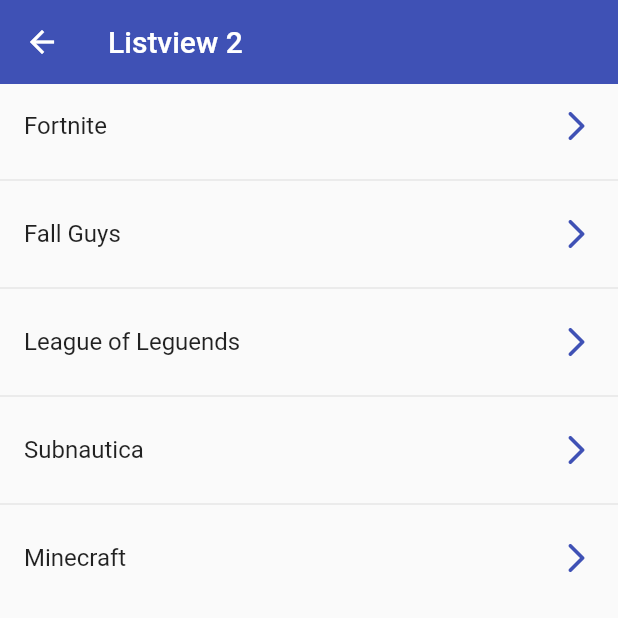
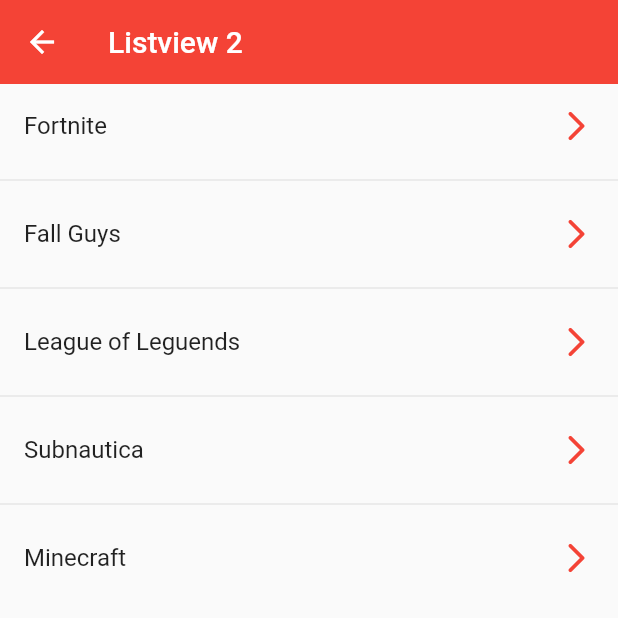
Before and after one commit to jperez331/flutter-components, a Flutter app: the Listview2Screen screen opened by its route, on a phone screen of 412 x 824 dp, the top half of it. Run offline on Flutter 3.47's test engine with Material 2 defaults, Android fonts, the phone set to English and light mode, and no system bars.

```diff
--- a/lib/themes/app_theme.dart
+++ b/lib/themes/app_theme.dart
@@ -1,13 +1,18 @@
 import 'package:flutter/material.dart';
 
 class AppTheme {
-  static const Color primary = Colors.indigo;
+  static const Color primary = Colors.red;
   static final ThemeData lightTheme = ThemeData.light().copyWith(
       primaryColor: primary,
       appBarTheme: const AppBarTheme(color: primary, elevation: 0),
       textButtonTheme: TextButtonThemeData(
         style: TextButton.styleFrom(primary: primary),
-      ));
+      ),
+      floatingActionButtonTheme:
+          const FloatingActionButtonThemeData(backgroundColor: primary),
+      elevatedButtonTheme: ElevatedButtonThemeData(
+          style: ElevatedButton.styleFrom(
+              primary: primary, shape: const StadiumBorder(), elevation: 10)));
   static final ThemeData darkTheme = ThemeData.dark().copyWith(
     primaryColor: primary,
     appBarTheme: const AppBarTheme(color: primary, elevation: 0),
```
Also changed, not shown: lib/screens/alert_screen.dart (+15 -2 lines).
